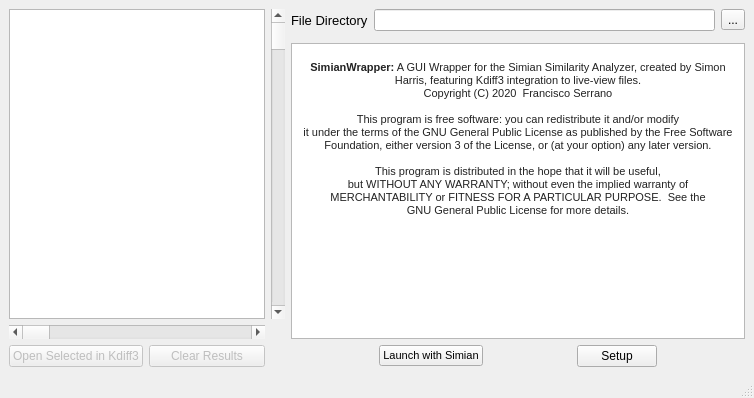
Above: ui/form.ui from OpMaxis/SimianWrapper before the change. Below: the same form after it.
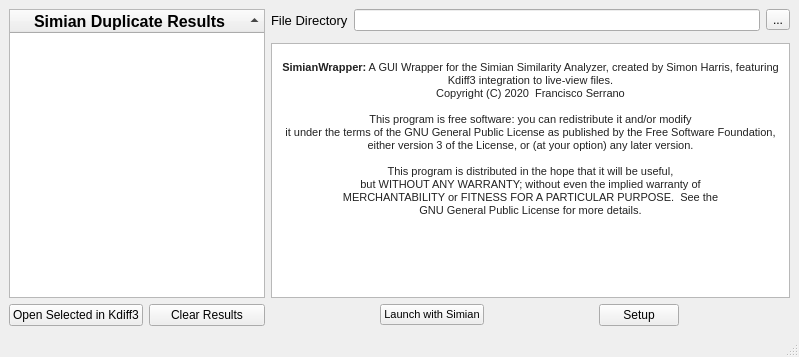
That is the form after the change.

Commit message: Changed main form from TreeView to TreeWidget, removed defaultsettings

Patch:
```diff
--- a/ui/form.ui
+++ b/ui/form.ui
@@ -7,8 +7,8 @@
    <rect>
     <x>0</x>
     <y>0</y>
-    <width>754</width>
-    <height>398</height>
+    <width>799</width>
+    <height>357</height>
    </rect>
   </property>
   <property name="sizePolicy">
@@ -36,43 +36,10 @@
    <layout class="QGridLayout" name="gridLayout">
     <item row="0" column="0" rowspan="4">
      <layout class="QGridLayout" name="ResultsGrid">
-      <item row="1" column="1" colspan="3">
-       <widget class="QScrollBar" name="ResultsHScroll">
-        <property name="orientation">
-         <enum>Qt::Horizontal</enum>
-        </property>
-       </widget>
-      </item>
-      <item row="2" column="2" colspan="2">
-       <widget class="QPushButton" name="pushButton_4">
-        <property name="enabled">
-         <bool>false</bool>
-        </property>
-        <property name="sizePolicy">
-         <sizepolicy hsizetype="Minimum" vsizetype="Fixed">
-          <horstretch>0</horstretch>
-          <verstretch>0</verstretch>
-         </sizepolicy>
-        </property>
-        <property name="toolTip">
-         <string>&lt;html&gt;&lt;head/&gt;&lt;body&gt;&lt;p&gt;Clear the list of the results.&lt;/p&gt;&lt;/body&gt;&lt;/html&gt;</string>
-        </property>
-        <property name="text">
-         <string>Clear Results</string>
-        </property>
-       </widget>
-      </item>
-      <item row="0" column="4">
-       <widget class="QScrollBar" name="ResultsVScroll">
-        <property name="orientation">
-         <enum>Qt::Vertical</enum>
-        </property>
-       </widget>
-      </item>
-      <item row="2" column="1">
+      <item row="1" column="1">
        <widget class="QPushButton" name="pushButton_3">
         <property name="enabled">
-         <bool>false</bool>
+         <bool>true</bool>
         </property>
         <property name="sizePolicy">
          <sizepolicy hsizetype="Fixed" vsizetype="Fixed">
@@ -89,13 +56,62 @@
        </widget>
       </item>
       <item row="0" column="1" colspan="3">
-       <widget class="QListView" name="ResultsTable">
+       <widget class="QTreeWidget" name="ResultsTable">
         <property name="sizePolicy">
          <sizepolicy hsizetype="Expanding" vsizetype="Expanding">
           <horstretch>0</horstretch>
           <verstretch>0</verstretch>
          </sizepolicy>
         </property>
+        <property name="editTriggers">
+         <set>QAbstractItemView::NoEditTriggers</set>
+        </property>
+        <property name="tabKeyNavigation">
+         <bool>true</bool>
+        </property>
+        <property name="selectionMode">
+         <enum>QAbstractItemView::ExtendedSelection</enum>
+        </property>
+        <property name="sortingEnabled">
+         <bool>true</bool>
+        </property>
+        <property name="columnCount">
+         <number>1</number>
+        </property>
+        <column>
+         <property name="text">
+          <string>Simian Duplicate Results</string>
+         </property>
+         <property name="font">
+          <font>
+           <pointsize>12</pointsize>
+           <weight>75</weight>
+           <bold>true</bold>
+          </font>
+         </property>
+         <property name="textAlignment">
+          <set>AlignCenter</set>
+         </property>
+        </column>
+       </widget>
+      </item>
+      <item row="1" column="2" colspan="2">
+       <widget class="QPushButton" name="pushButton_4">
+        <property name="enabled">
+         <bool>true</bool>
+        </property>
+        <property name="sizePolicy">
+         <sizepolicy hsizetype="Minimum" vsizetype="Fixed">
+          <horstretch>0</horstretch>
+          <verstretch>0</verstretch>
+         </sizepolicy>
+        </property>
+        <property name="toolTip">
+         <string>&lt;html&gt;&lt;head/&gt;&lt;body&gt;&lt;p&gt;Clear the list of the results.&lt;/p&gt;&lt;/body&gt;&lt;/html&gt;</string>
+        </property>
+        <property name="text">
+         <string>Clear Results</string>
+        </property>
        </widget>
       </item>
      </layout>
```
Left out of the diff: 58 changed lines with no effect on the pictures. The commit also changes 4 other files.
